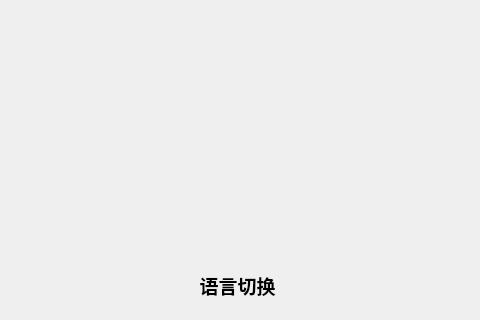
Qt form invertercontroller.ui (ives560/InverterController) before a commit; both pictures show x 145 to 625 and y 160 to 480 of the 800 by 480 pixel window.
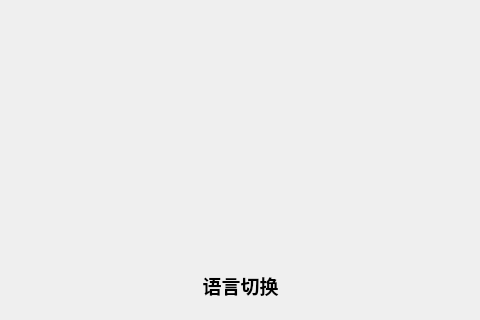
The same form after that commit. Icons and pictures are not drawn. Custom widgets are drawn as their Qt base class.

The edit to the form file:
```diff
--- a/invertercontroller.ui
+++ b/invertercontroller.ui
@@ -203,8 +203,8 @@
     <rect>
      <x>310</x>
      <y>420</y>
-     <width>145</width>
-     <height>50</height>
+     <width>151</width>
+     <height>51</height>
     </rect>
    </property>
    <property name="font">
@@ -216,7 +216,10 @@
     </font>
    </property>
    <property name="styleSheet">
-    <string notr="true">background-image: url(:/images/backbutton.png);border-radius: 3px;</string>
+    <string notr="true">QToolButton{image: url(:/images/backbutton.png);border-radius: 3px;}
+
+
+</string>
    </property>
    <property name="text">
     <string>语言切换</string>
```
Left out of the diff: 3 changed lines with no effect on the pictures.
